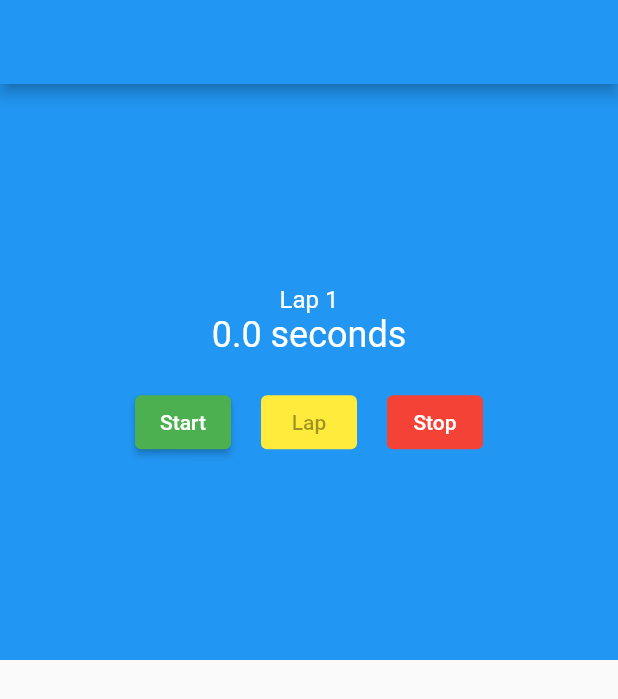
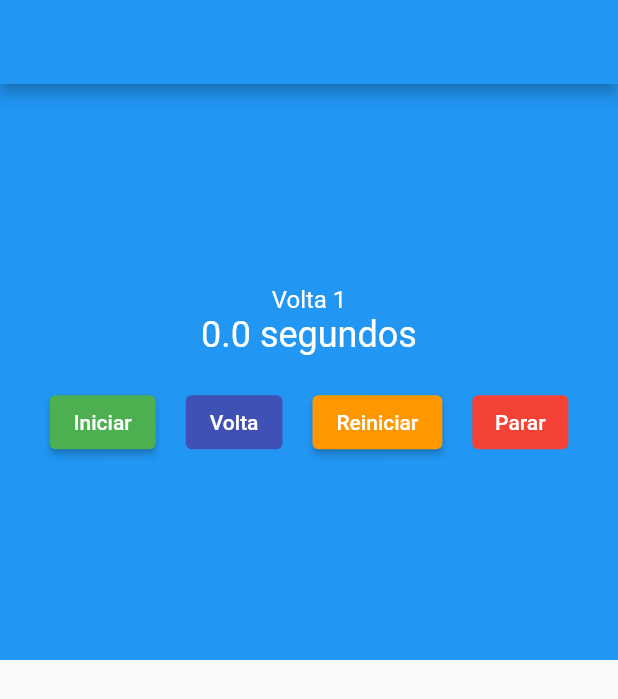
Before and after one commit to mmcaires/flutter, a Flutter app: the screen it shows after launch, after a tap on "Continue", on a phone screen of 412 x 824 dp. Shown: the top 699 px of the screen. Run offline on Flutter 3.47's test engine with Material 2 defaults, Android fonts, the phone set to English and light mode, and no system bars.

Commit message:
Conclusão equipe Ionic

```diff
--- a/lib/stopwatch.dart
+++ b/lib/stopwatch.dart
@@ -52,18 +52,12 @@ class StopWatchState extends State<StopWatch> {
         mainAxisAlignment: MainAxisAlignment.center,
         children: <Widget>[
           Text(
-            'Lap ${laps.length + 1}',
-            style: Theme.of(context)
-                .textTheme
-                .subtitle1
-                .copyWith(color: Colors.white),
+            'Volta ${laps.length + 1}',
+            style: Theme.of(context).textTheme.subtitle1.copyWith(color: Colors.white),
           ),
           Text(
             _secondsText(milliseconds),
-            style: Theme.of(context)
-                .textTheme
-                .headline5
-                .copyWith(color: Colors.white),
+            style: Theme.of(context).textTheme.headline5.copyWith(color: Colors.white),
           ),
           SizedBox(height: 20),
           _buildControls()
@@ -81,16 +75,25 @@ class StopWatchState extends State<StopWatch> {
             backgroundColor: MaterialStateProperty.all<Color>(Colors.green),
             foregroundColor: MaterialStateProperty.all<Color>(Colors.white),
           ),
-          child: Text('Start'),
-          onPressed: isTicking ? null : _startTimer,
+          child: Text('Iniciar'),
+          onPressed: isTicking ? null : _iniciar,
         ),
         SizedBox(width: 20),
         ElevatedButton(
           style: ButtonStyle(
-            backgroundColor: MaterialStateProperty.all<Color>(Colors.yellow),
+            backgroundColor: MaterialStateProperty.all<Color>(Colors.indigo),
+            foregroundColor: MaterialStateProperty.all<Color>(Colors.white),
           ),
-          child: Text('Lap'),
-          onPressed: isTicking ? _lap : null,
+          child: Text('Volta'),
+          onPressed: isTicking ? _volta: null,
+        ),
+        SizedBox(width: 20),
+        ElevatedButton(
+          style: ButtonStyle(
+            backgroundColor: MaterialStateProperty.all<Color>(Colors.orange),
+          ),
+          child: Text('Reiniciar'),
+          onPressed: !isTicking ? () => _restaurar() : null,
         ),
         SizedBox(width: 20),
         Builder(
@@ -99,15 +102,30 @@ class StopWatchState extends State<StopWatch> {
               backgroundColor: MaterialStateProperty.all<Color>(Colors.red),
               foregroundColor: MaterialStateProperty.all<Color>(Colors.white),
             ),
-            child: Text('Stop'),
-            onPressed: isTicking ? () => _stopTimer(context) : null,
+            child: Text('Parar'),
+            onPressed: isTicking ? () => _parar(context) : null,
           ),
         ),
       ],
     );
   }
 
-  void _startTimer() {
+  void _restaurar() {
+    timer.cancel();
+    scrollController.animateTo(
+      0,
+      duration: Duration(milliseconds: 100),
+      curve: Curves.easeIn,
+    );
+    setState(() {
+      laps.clear();
+      isTicking = false;
+      milliseconds = 0;
+      seconds = 0;
+    });
+  }
+
+  void _iniciar() {
     timer = Timer.periodic(Duration(milliseconds: 100), _onTick);
     setState(() {
       laps.clear();
@@ -115,7 +133,7 @@ class StopWatchState extends State<StopWatch> {
     });
   }
 
-  void _stopTimer(BuildContext context) {
+  void _parar(BuildContext context) {
     timer.cancel();
     setState(() {
       isTicking = false;
@@ -126,8 +144,7 @@ class StopWatchState extends State<StopWatch> {
     //   message: 'Total Run Time is ${_secondsText(totalRuntime)}.',
     // );
     // alert.show(context);
-    final controller =
-        showBottomSheet(context: context, builder: _buildRunCompleteSheet);
+    final controller = showBottomSheet(context: context, builder: _buildRunCompleteSheet);
 
     Future.delayed(Duration(seconds: 5)).then((_) {
       controller.close();
@@ -136,10 +153,10 @@ class StopWatchState extends State<StopWatch> {
 
   String _secondsText(int milliseconds) {
     final seconds = milliseconds / 1000;
-    return '$seconds seconds';
+    return '$seconds segundos';
   }
 
-  void _lap() {
+  void _volta() {
     scrollController.animateTo(
       itemHeight * laps.length,
       duration: Duration(milliseconds: 500),
@@ -161,7 +178,7 @@ class StopWatchState extends State<StopWatch> {
           final milliseconds = laps[index];
           return ListTile(
             contentPadding: EdgeInsets.symmetric(horizontal: 50),
-            title: Text('Lap ${index + 1}'),
+            title: Text('Volta ${index + 1}'),
             trailing: Text(_secondsText(milliseconds)),
           );
         },
@@ -186,8 +203,8 @@ class StopWatchState extends State<StopWatch> {
       child: Padding(
           padding: EdgeInsets.symmetric(vertical: 30.0),
           child: Column(mainAxisSize: MainAxisSize.min, children: [
-            Text('Run Finished!', style: textTheme.headline6),
-            Text('Total Run Time is ${_secondsText(totalRuntime)}.')
+            Text('Execução finalizada!', style: textTheme.headline6),
+            Text('Tempo total de execução: ${_secondsText(totalRuntime)}.')
           ])),
     ));
   }
```
